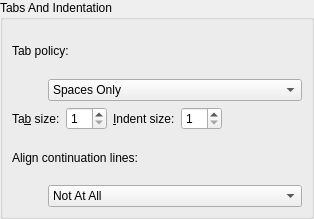
This is src/plugins/texteditor/tabsettingswidget.ui in qt-creator/qt-creator as Qt 5 draws it before an edit. The edited form follows.
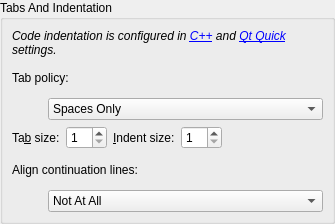
This is the edited form.

Commit message:
Add hint to text editor settings pointing to coding style
The tab and indentation settings in Text Editor > Behavior are only used
for non-code files. Add a hint with links to the respective coding style
settings.

```diff
--- a/src/plugins/texteditor/tabsettingswidget.ui
+++ b/src/plugins/texteditor/tabsettingswidget.ui
@@ -6,8 +6,8 @@
    <rect>
     <x>0</x>
     <y>0</y>
-    <width>314</width>
-    <height>219</height>
+    <width>335</width>
+    <height>224</height>
    </rect>
   </property>
   <property name="windowTitle">
@@ -23,14 +23,7 @@
       <string>Tabs And Indentation</string>
      </property>
      <layout class="QGridLayout" name="gridLayout">
-      <item row="0" column="0" colspan="2">
-       <widget class="QLabel" name="tabPolicyLabel">
-        <property name="text">
-         <string>Tab policy:</string>
-        </property>
-       </widget>
-      </item>
-      <item row="1" column="0">
+      <item row="2" column="0">
        <spacer name="horizontalSpacer">
         <property name="orientation">
          <enum>Qt::Horizontal</enum>
@@ -46,7 +39,7 @@
         </property>
        </spacer>
       </item>
-      <item row="1" column="1">
+      <item row="2" column="1">
        <widget class="QComboBox" name="tabPolicy">
         <property name="sizePolicy">
          <sizepolicy hsizetype="MinimumExpanding" vsizetype="Fixed">
@@ -71,7 +64,7 @@
         </item>
        </widget>
       </item>
-      <item row="2" column="0" colspan="2">
+      <item row="3" column="0" colspan="2">
        <layout class="QHBoxLayout" name="horizontalLayout">
         <item>
          <widget class="QLabel" name="tabSizeLabel">
@@ -152,14 +145,7 @@
         </item>
        </layout>
       </item>
-      <item row="3" column="0" colspan="2">
-       <widget class="QLabel" name="continuationAlignBehaviorLabel">
-        <property name="text">
-         <string>Align continuation lines:</string>
-        </property>
-       </widget>
-      </item>
-      <item row="4" column="1">
+      <item row="5" column="1">
        <widget class="QComboBox" name="continuationAlignBehavior">
         <property name="sizePolicy">
          <sizepolicy hsizetype="MinimumExpanding" vsizetype="Fixed">
@@ -211,6 +197,33 @@
         </item>
        </widget>
       </item>
+      <item row="1" column="0" colspan="2">
+       <widget class="QLabel" name="tabPolicyLabel">
+        <property name="text">
+         <string>Tab policy:</string>
+        </property>
+       </widget>
+      </item>
+      <item row="4" column="0" colspan="2">
+       <widget class="QLabel" name="continuationAlignBehaviorLabel">
+        <property name="text">
+         <string>Align continuation lines:</string>
+        </property>
+       </widget>
+      </item>
+      <item row="0" column="0" colspan="2">
+       <widget class="QLabel" name="codingStyleWarning">
+        <property name="toolTip">
+         <string>The text editor indentation setting is used for non-code files only. See the C++ and Qt Quick coding style settings to configure indentation for code files.</string>
+        </property>
+        <property name="text">
+         <string>&lt;i&gt;Code indentation is configured in &lt;a href=&quot;C++&quot;&gt;C++&lt;/a&gt; and &lt;a href=&quot;QtQuick&quot;&gt;Qt Quick&lt;/a&gt; settings.&lt;/i&gt;</string>
+        </property>
+        <property name="wordWrap">
+         <bool>true</bool>
+        </property>
+       </widget>
+      </item>
      </layout>
     </widget>
    </item>
```
The commit also changes 8 other files.
